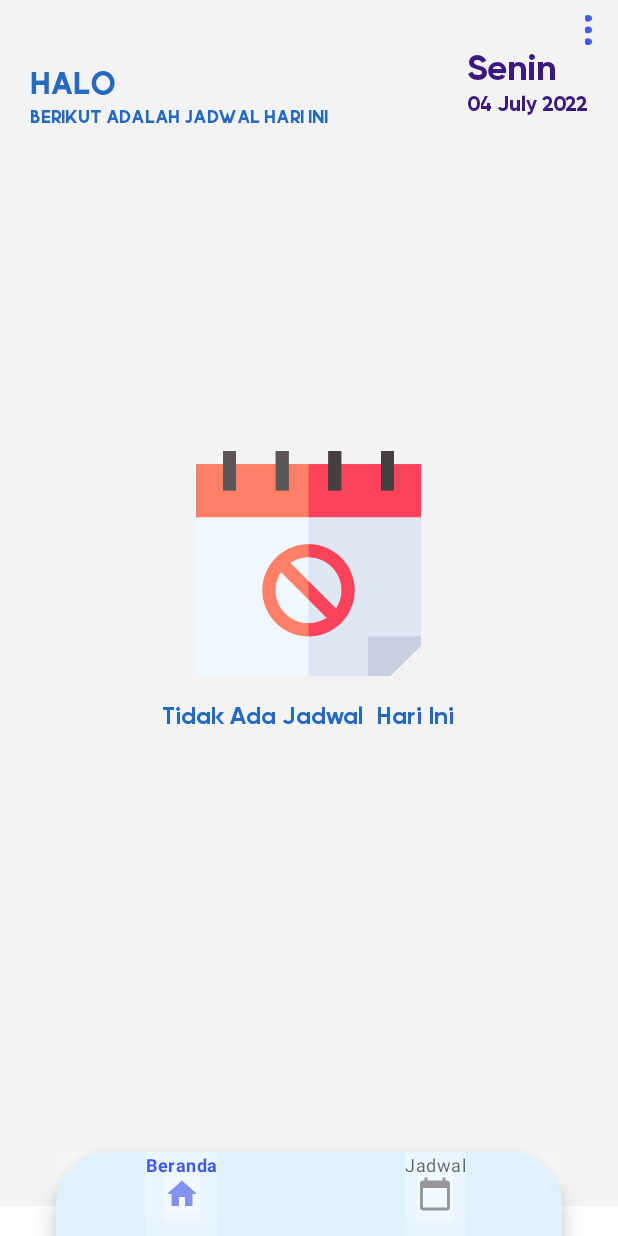
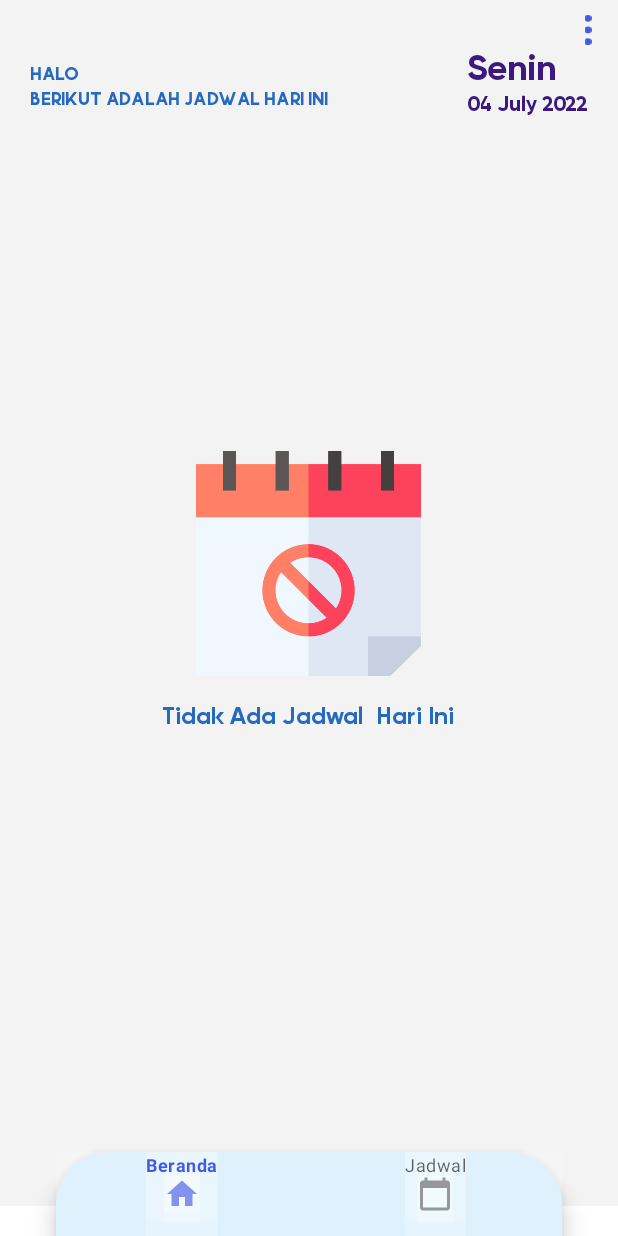
Before and after one commit to rezhajamil/aplikasi-pengelola-jadwal, an Android app: the FragmentBeranda screen opened directly, with no data from a screen before it, on a phone screen of 412 x 824 dp. Run offline under Robolectric (Android 15) with nearby library versions, the phone set to English and light mode, and no system bars; our stand-ins replace Firebase (no records; nobody signed in at launch, a user with empty details on screens opened directly).

Commit message:
Fix bug & change icon

```diff
--- a/app/src/main/AndroidManifest.xml
+++ b/app/src/main/AndroidManifest.xml
@@ -6,9 +6,9 @@
 
     <application
         android:allowBackup="true"
-        android:icon="@drawable/ic_logo"
+        android:icon="@drawable/logo"
         android:label="@string/app_name"
-        android:roundIcon="@drawable/ic_logo"
+        android:roundIcon="@drawable/logo"
         android:supportsRtl="true"
         android:theme="@style/Theme.PengingatJadwal">
         <activity
--- a/app/src/main/java/com/example/pengingatjadwal/Fragment/FragmentBeranda.kt
+++ b/app/src/main/java/com/example/pengingatjadwal/Fragment/FragmentBeranda.kt
@@ -2,6 +2,7 @@ package com.example.pengingatjadwal.Fragment
 
 import android.content.SharedPreferences
 import android.os.Bundle
+import android.util.Log
 import android.view.LayoutInflater
 import android.view.View
 import android.view.ViewGroup
@@ -43,7 +44,7 @@ class FragmentBeranda: Fragment() {
     var isAllFieldsChecked: Boolean = false
     val formatNamaHari = SimpleDateFormat("EEEE")
     val formatTanggal = SimpleDateFormat("dd MMMM yyyy")
-    val dateFormat = SimpleDateFormat("dd-M-yyyy")
+    val dateFormat = SimpleDateFormat("d-M-yyyy")
     val timeFormat = SimpleDateFormat("HH:mm")
     var hariIni = Date()
 
@@ -110,6 +111,8 @@ class FragmentBeranda: Fragment() {
                 listJadwalSekarang.clear()
                 for(getdataSnapshot in snapshot.children){
                     var jadwal=getdataSnapshot.getValue(JadwalModel::class.java)
+                    Log.v("beranda", (jadwal?.tanggal==today).toString())
+                    Log.v("beranda", today)
                     if (jadwal?.tanggal==today){
                         listJadwalSekarang.add(jadwal!!)
                     }
--- a/app/src/main/java/com/example/pengingatjadwal/Fragment/Jadwal/FragmentRiwayat.kt
+++ b/app/src/main/java/com/example/pengingatjadwal/Fragment/Jadwal/FragmentRiwayat.kt
@@ -1,5 +1,6 @@
 package com.example.pengingatjadwal.Fragment.Jadwal
 
+import android.app.Fragment
 import android.os.Bundle
 import android.text.InputType
 import android.util.Log
@@ -9,7 +10,6 @@ import android.view.ViewGroup
 import android.widget.LinearLayout
 import android.widget.TextView
 import android.widget.Toast
-import androidx.fragment.app.Fragment
 import androidx.recyclerview.widget.LinearLayoutManager
 import androidx.recyclerview.widget.RecyclerView
 import com.example.pengingatjadwal.Adapter.RecRiwayatAdapter
@@ -18,7 +18,7 @@ import com.example.pengingatjadwal.R
 import com.google.android.material.bottomsheet.BottomSheetDialog
 import com.google.firebase.database.*
 
-class FragmentRiwayat: Fragment() {
+class FragmentRiwayat: androidx.fragment.app.Fragment() {
 
     //Variabel View
     lateinit var rootView: View
--- a/app/src/main/res/layout/fragment_beranda.xml
+++ b/app/src/main/res/layout/fragment_beranda.xml
@@ -10,6 +10,8 @@
         android:layout_height="wrap_content"
         android:layout_alignParentLeft="true"
         android:layout_marginTop="20dp"
+        android:layout_marginEnd="13dp"
+        android:layout_toStartOf="@+id/view_tanggal_beranda"
         android:orientation="vertical"
         android:padding="20dp">
 
@@ -20,7 +22,7 @@
             android:fontFamily="@font/momcake"
             android:text="Halo Pengguna"
             android:textColor="#256ABE"
-            android:textSize="28sp" />
+            android:textSize="16sp" />
 
         <TextView
             android:layout_width="wrap_content"
@@ -33,30 +35,30 @@
     </LinearLayout>
 
     <LinearLayout
-        android:layout_marginTop="10dp"
         android:id="@+id/view_tanggal_beranda"
-        android:padding="20dp"
-        android:orientation="vertical"
         android:layout_width="wrap_content"
         android:layout_height="wrap_content"
-        android:layout_alignParentRight="true">
+        android:layout_alignParentRight="true"
+        android:layout_marginTop="10dp"
+        android:orientation="vertical"
+        android:padding="20dp">
 
         <TextView
             android:id="@+id/tv_hari_beranda"
+            android:layout_width="wrap_content"
+            android:layout_height="wrap_content"
+            android:fontFamily="@font/gilroy"
             android:text="Hari Senin"
-            android:textSize="23sp"
             android:textColor="#3C197E"
-            android:fontFamily="@font/gilroy"
-            android:layout_width="wrap_content"
-            android:layout_height="wrap_content"/>
+            android:textSize="23sp" />
 
         <TextView
             android:id="@+id/tv_tanggal_beranda"
             android:layout_width="wrap_content"
-            android:textColor="#3C197E"
+            android:layout_height="wrap_content"
             android:fontFamily="@font/gilroy"
-            android:layout_height="wrap_content"
-            android:text="23 November 2021"/>
+            android:text="23 November 2021"
+            android:textColor="#3C197E" />
 
     </LinearLayout>
 
```
